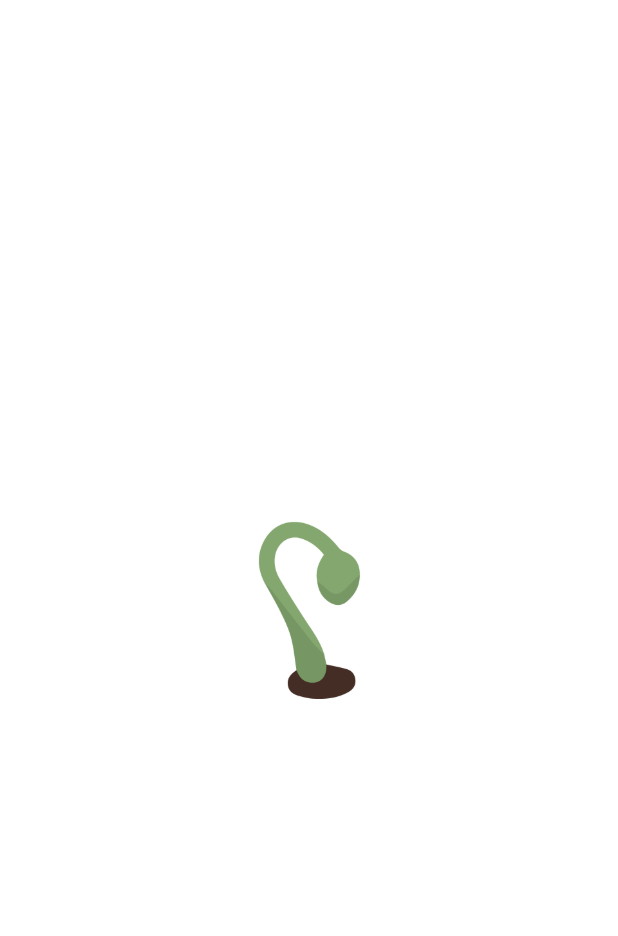
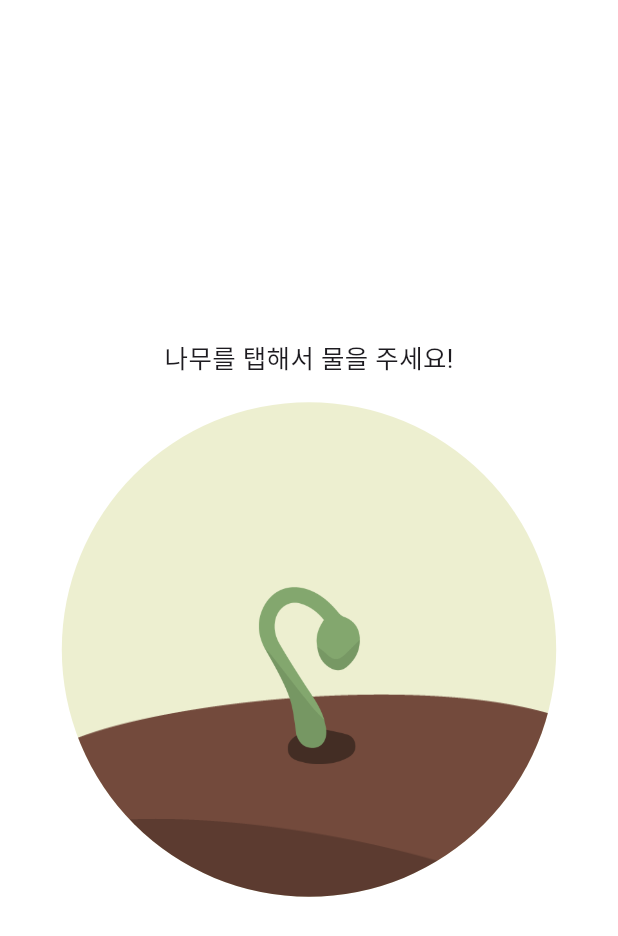
Before and after one commit to wonhj12/bibletree, a Flutter app: the GrowthView screen opened directly, on a phone screen of 412 x 824 dp. Shown: the top 936 px of the screen. Run offline on Flutter 3.47's test engine with Material 3 defaults, Android fonts, the phone set to English and light mode, and no system bars; our stand-ins replace shared_preferences, sqflite; accounts and stored records are empty; Roboto replaces fonts that are missing (Pretendard); project files that could hold a hidden picture were left out.

Commit message:
feat: reworked growth view ui

```diff
--- a/lib/views/tree/growth_view.dart
+++ b/lib/views/tree/growth_view.dart
@@ -27,6 +27,14 @@ class _GrowthViewState extends State<GrowthView> {
         body: Column(
           mainAxisAlignment: MainAxisAlignment.center,
           children: [
+            // Tree text
+            const Text(
+              '나무를 탭해서 물을 주세요!',
+              style: TextStyle(fontSize: AppStatics.body),
+            ),
+
+            const SizedBox(height: 16),
+
             // Tree
             GestureDetector(
               onTap: () {
@@ -38,24 +46,20 @@ class _GrowthViewState extends State<GrowthView> {
                     width: MediaQuery.of(context).size.width * 0.8,
                     height: MediaQuery.of(context).size.width * 0.8,
                     decoration: const BoxDecoration(
-                        shape: BoxShape.circle, color: Colors.white),
+                      color: AppStatics.green200,
+                      shape: BoxShape.circle,
+                      image: DecorationImage(
+                        alignment: Alignment(0, 3.8),
+                        fit: BoxFit.contain,
+                        image: AssetImage('assets/images/base.png'),
+                      ),
+                    ),
                     child: const TreeView(),
                   ),
                 ),
                 _isShaking ? _shakeDuration : 1,
                 _shakeWidth,
               ),
-            ),
-
-            const SizedBox(height: 12),
-
-            // Tree text
-            const Text(
-              '나무를 탭해서 물을 주세요!',
-              style: TextStyle(
-                  color: Colors.white,
-                  fontSize: AppStatics.title,
-                  fontWeight: AppStatics.medium),
             ),
           ],
         ),
```
